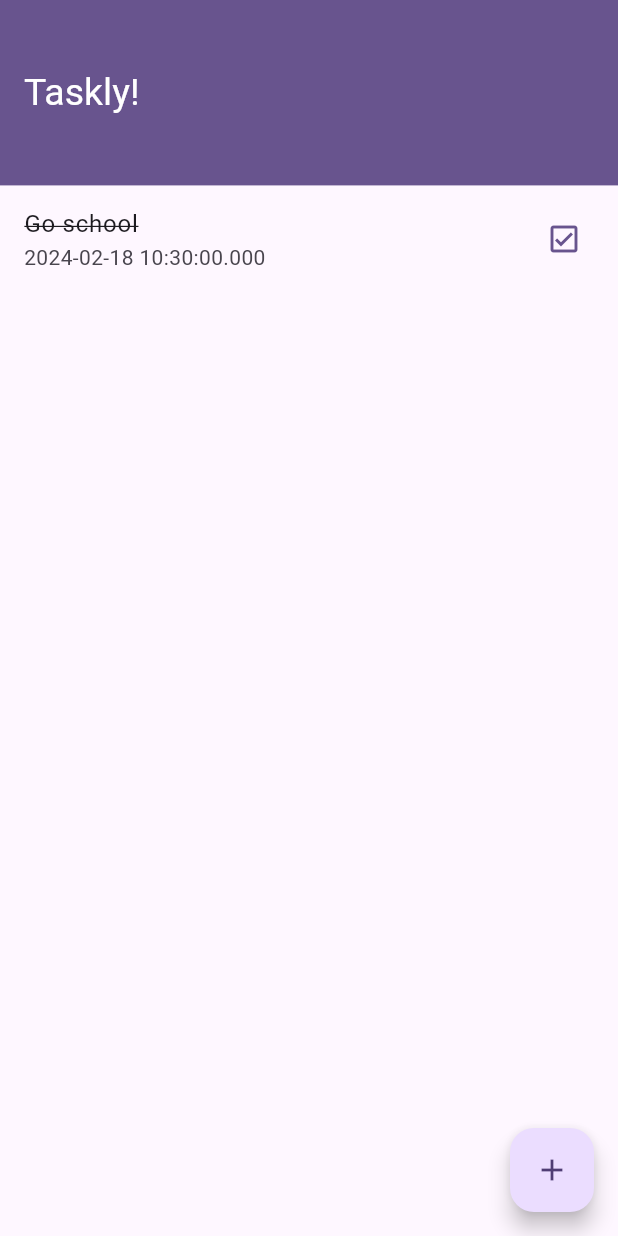
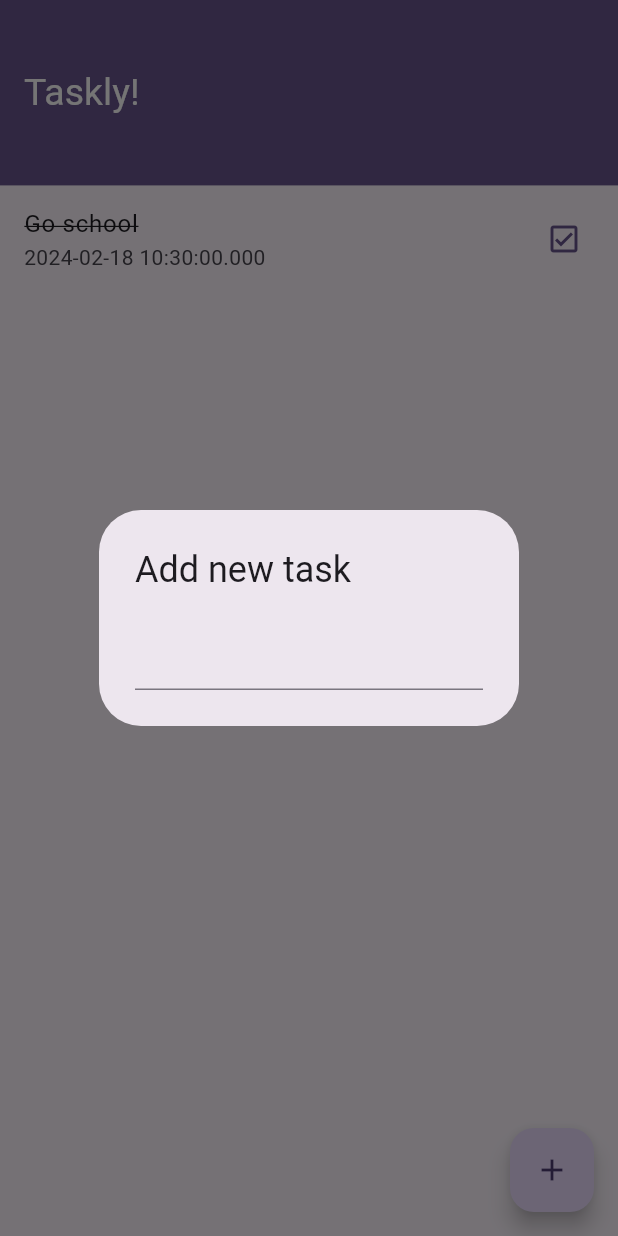
Before and after one commit to Randil-Hasanga/Taskly-app---Flutter, a Flutter app: the screen it shows after launch, after a tap on the "add" icon, on a phone screen of 412 x 824 dp. Run offline on Flutter 3.47's test engine with Material 3 defaults, Android fonts, the phone set to English and light mode, and no system bars; our stand-ins replace hive_flutter; accounts and stored records are empty.

```diff
--- a/lib/main.dart
+++ b/lib/main.dart
@@ -1,7 +1,9 @@
 import 'package:flutter/material.dart';
 import 'package:taskly/pages/home_page.dart';
+import 'package:hive_flutter/hive_flutter.dart';
 
-void main(){
+void main() async{
+  await Hive.initFlutter("hive_boxes");
   runApp(const App());
 }
 
--- /dev/null
+++ b/lib/models/task.dart
@@ -0,0 +1,27 @@
+class Task {
+  late String content;
+  late DateTime timestamp;
+  late bool done;
+
+  Task({
+    required this.content,
+    required this.timestamp,
+    required this.done,
+  });
+
+  Map toMap() {
+    return {
+      "content": content,
+      "timestamp": timestamp,
+      "done": done,
+    };
+  }
+
+  factory Task.fromMap(Map task) {
+    return Task(
+      content: task["content"],
+      timestamp: task["timestamp"],
+      done: task["done"],
+    );
+  }
+}
--- a/lib/pages/home_page.dart
+++ b/lib/pages/home_page.dart
@@ -1,4 +1,5 @@
 import 'package:flutter/material.dart';
+import 'package:hive_flutter/hive_flutter.dart';
 
 class HomePage extends StatefulWidget {
   const HomePage({Key? key}) : super(key: key);
@@ -11,12 +12,15 @@ class HomePage extends StatefulWidget {
 
 class _HomePageState extends State<HomePage> {
   late double _deviceHeight, _deviceWidth;
+
+  String? _newTaskContent;
   _HomePageState();
 
   @override
   Widget build(BuildContext context) {
     _deviceHeight = MediaQuery.of(context).size.height;
     _deviceWidth = MediaQuery.of(context).size.width;
+    //print("Input value : $_newTaskContent");
 
     return Scaffold(
       appBar: AppBar(
@@ -31,8 +35,22 @@ class _HomePageState extends State<HomePage> {
         toolbarHeight: _deviceHeight * 0.15,
         // centerTitle: true,
       ),
-      body: _taskList(),
+      body: _tasksView(),
       floatingActionButton: _addTaskButton(),
+    );
+  }
+
+// circular progress
+  Widget _tasksView() {
+    return FutureBuilder(
+      future: Hive.openBox("tasks"),
+      builder: (BuildContext _context, AsyncSnapshot _snapshot) {
+        if (_snapshot.connectionState == ConnectionState.done){
+          return _taskList();
+        } else {
+          return CircularProgressIndicator();
+        }
+      },
     );
   }
 
@@ -56,10 +74,27 @@ class _HomePageState extends State<HomePage> {
 
   Widget _addTaskButton() {
     return FloatingActionButton(
-      onPressed: () {
-        print("Button pressed");
-      },
+      onPressed: _displayTaskPopup,
       child: const Icon(Icons.add),
     );
   }
+
+  void _displayTaskPopup() {
+    showDialog(
+      context: context,
+      builder: (BuildContext _context) {
+        return AlertDialog(
+          title: const Text("Add new task"),
+          content: TextField(
+            onSubmitted: (value) {},
+            onChanged: (value) {
+              setState(() {
+                _newTaskContent = value;
+              });
+            },
+          ),
+        );
+      },
+    );
+  }
 }
```
